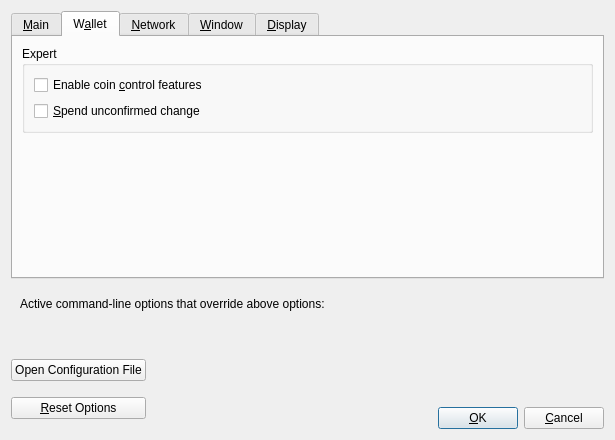
NavPool/navcoin-core, file src/qt/forms/optionsdialog.ui: the form before one commit.
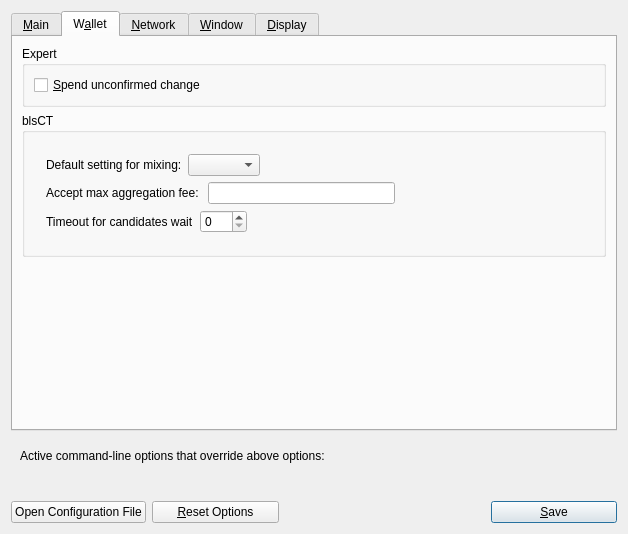
The form after the commit. The open tabs and pages were chosen to show the change. Custom widgets are drawn as their Qt base class.

Commit message: Feature/blsct (#24)

```diff
--- a/src/qt/forms/optionsdialog.ui
+++ b/src/qt/forms/optionsdialog.ui
@@ -6,8 +6,8 @@
    <rect>
     <x>0</x>
     <y>0</y>
-    <width>615</width>
-    <height>440</height>
+    <width>628</width>
+    <height>534</height>
    </rect>
   </property>
   <property name="windowTitle">
@@ -216,16 +216,6 @@
           <string>Expert</string>
          </property>
          <layout class="QVBoxLayout" name="verticalLayout_2">
-          <item>
-           <widget class="QCheckBox" name="coinControlFeatures">
-            <property name="toolTip">
-             <string>Whether to show coin control features or not.</string>
-            </property>
-            <property name="text">
-             <string>Enable coin &amp;control features</string>
-            </property>
-           </widget>
-          </item>
           <item>
            <widget class="QCheckBox" name="spendZeroConfChange">
             <property name="toolTip">
@@ -239,6 +229,120 @@
          </layout>
         </widget>
        </item>
+       <item>
+        <widget class="QGroupBox" name="groupBox_2">
+         <property name="title">
+          <string>blsCT</string>
+         </property>
+         <layout class="QVBoxLayout" name="verticalLayout_4">
+          <item>
+           <layout class="QVBoxLayout" name="verticalLayout_3">
+            <property name="leftMargin">
+             <number>12</number>
+            </property>
+            <property name="topMargin">
+             <number>12</number>
+            </property>
+            <property name="rightMargin">
+             <number>12</number>
+            </property>
+            <property name="bottomMargin">
+             <number>12</number>
+            </property>
+            <item>
+             <layout class="QHBoxLayout" name="horizontalLayout">
+              <item>
+               <widget class="QLabel" name="label">
+                <property name="text">
+                 <string>Default setting for mixing:</string>
+                </property>
+               </widget>
+              </item>
+              <item>
+               <widget class="QComboBox" name="mixingDefaultBox">
+                <property name="currentText">
+                 <string/>
+                </property>
+               </widget>
+              </item>
+              <item>
+               <spacer name="horizontalSpacer_2">
+                <property name="orientation">
+                 <enum>Qt::Horizontal</enum>
+                </property>
+                <property name="sizeHint" stdset="0">
+                 <size>
+                  <width>40</width>
+                  <height>20</height>
+                 </size>
+                </property>
+               </spacer>
+              </item>
+             </layout>
+            </item>
+            <item>
+             <layout class="QHBoxLayout" name="horizontalLayout_5">
+              <item>
+               <widget class="QLabel" name="label_3">
+                <property name="text">
+                 <string>Accept max aggregation fee: </string>
+                </property>
+               </widget>
+              </item>
+              <item>
+               <widget class="NavCoinAmountField" name="maxmixfeeText"/>
+              </item>
+              <item>
+               <spacer name="horizontalSpacer_4">
+                <property name="orientation">
+                 <enum>Qt::Horizontal</enum>
+                </property>
+                <property name="sizeHint" stdset="0">
+                 <size>
+                  <width>40</width>
+                  <height>20</height>
+                 </size>
+                </property>
+               </spacer>
+              </item>
+             </layout>
+            </item>
+            <item>
+             <layout class="QHBoxLayout" name="horizontalLayout_6">
+              <item>
+               <widget class="QLabel" name="label_4">
+                <property name="text">
+                 <string>Timeout for candidates wait</string>
+                </property>
+               </widget>
+              </item>
+              <item>
+               <widget class="QSpinBox" name="mixTimeout">
+                <property name="maximum">
+                 <number>180</number>
+                </property>
+               </widget>
+              </item>
+              <item>
+               <spacer name="horizontalSpacer_5">
+                <property name="orientation">
+                 <enum>Qt::Horizontal</enum>
+                </property>
+                <property name="sizeHint" stdset="0">
+                 <size>
+                  <width>40</width>
+                  <height>20</height>
+                 </size>
+                </property>
+               </spacer>
+              </item>
+             </layout>
+            </item>
+           </layout>
+          </item>
+         </layout>
+        </widget>
+       </item>
        <item>
         <spacer name="verticalSpacer_Wallet">
          <property name="orientation">
@@ -837,47 +941,30 @@
    <item>
     <layout class="QHBoxLayout" name="horizontalLayout_Buttons">
      <item>
-      <layout class="QVBoxLayout" name="verticalLayout_Buttons">
-       <item>
-        <widget class="QPushButton" name="openNavCoinConfButton">
-         <property name="toolTip">
-          <string>Open the %1 configuration file from the working directory.</string>
-         </property>
-         <property name="text">
-          <string>Open Configuration File</string>
-         </property>
-         <property name="autoDefault">
-          <bool>false</bool>
-         </property>
-        </widget>
-       </item>
-       <item>
-        <widget class="QPushButton" name="resetButton">
-         <property name="toolTip">
-          <string>Reset all client options to default.</string>
-         </property>
-         <property name="text">
-          <string>&amp;Reset Options</string>
-         </property>
-         <property name="autoDefault">
-          <bool>false</bool>
-         </property>
-        </widget>
-       </item>
-      </layout>
+      <widget class="QPushButton" name="openNavCoinConfButton">
+       <property name="toolTip">
+        <string>Open the %1 configuration file from the working directory.</string>
+       </property>
+       <property name="text">
+        <string>Open Configuration File</string>
+       </property>
+       <property name="autoDefault">
+        <bool>false</bool>
+       </property>
+      </widget>
      </item>
      <item>
-      <spacer name="horizontalSpacer_1">
-       <property name="orientation">
-        <enum>Qt::Horizontal</enum>
+      <widget class="QPushButton" name="resetButton">
+       <property name="toolTip">
+        <string>Reset all client options to default.</string>
        </property>
-       <property name="sizeHint" stdset="0">
-        <size>
-         <width>40</width>
-         <height>48</height>
-        </size>
+       <property name="text">
+        <string>&amp;Reset Options</string>
        </property>
-      </spacer>
+       <property name="autoDefault">
+        <bool>false</bool>
+       </property>
+      </widget>
      </item>
      <item>
       <widget class="QLabel" name="statusLabel">
@@ -905,61 +992,17 @@
       </widget>
      </item>
      <item>
-      <spacer name="horizontalSpacer_2">
-       <property name="orientation">
-        <enum>Qt::Horizontal</enum>
+      <widget class="QPushButton" name="okButton">
+       <property name="text">
+        <string>&amp;Save</string>
        </property>
-       <property name="sizeHint" stdset="0">
-        <size>
-         <width>40</width>
-         <height>48</height>
-        </size>
+       <property name="autoDefault">
+        <bool>false</bool>
        </property>
-      </spacer>
-     </item>
-     <item>
-      <layout class="QVBoxLayout" name="verticalLayout_4">
-       <item>
-        <spacer name="verticalSpacer">
-         <property name="orientation">
-          <enum>Qt::Vertical</enum>
-         </property>
-         <property name="sizeHint" stdset="0">
-          <size>
-           <width>20</width>
-           <height>40</height>
-          </size>
-         </property>
-        </spacer>
-       </item>
-       <item>
-        <layout class="QHBoxLayout" name="horizontalLayout">
-         <item>
-          <widget class="QPushButton" name="okButton">
-           <property name="text">
-            <string>&amp;OK</string>
-           </property>
-           <property name="autoDefault">
-            <bool>false</bool>
-           </property>
-           <property name="default">
-            <bool>true</bool>
-           </property>
-          </widget>
-         </item>
-         <item>
-          <widget class="QPushButton" name="cancelButton">
-           <property name="text">
-            <string>&amp;Cancel</string>
-           </property>
-           <property name="autoDefault">
-            <bool>false</bool>
-           </property>
-          </widget>
-         </item>
-        </layout>
-       </item>
-      </layout>
+       <property name="default">
+        <bool>true</bool>
+       </property>
+      </widget>
      </item>
     </layout>
    </item>
@@ -971,6 +1014,12 @@
    <extends>QLineEdit</extends>
    <header>qvalidatedlineedit.h</header>
   </customwidget>
+  <customwidget>
+   <class>NavCoinAmountField</class>
+   <extends>QLineEdit</extends>
+   <header>navcoinamountfield.h</header>
+   <container>1</container>
+  </customwidget>
   <customwidget>
    <class>QValueComboBox</class>
    <extends>QComboBox</extends>
```
Left out of the diff: 99 changed lines with no effect on the pictures. The commit also changes 2830 other files.
